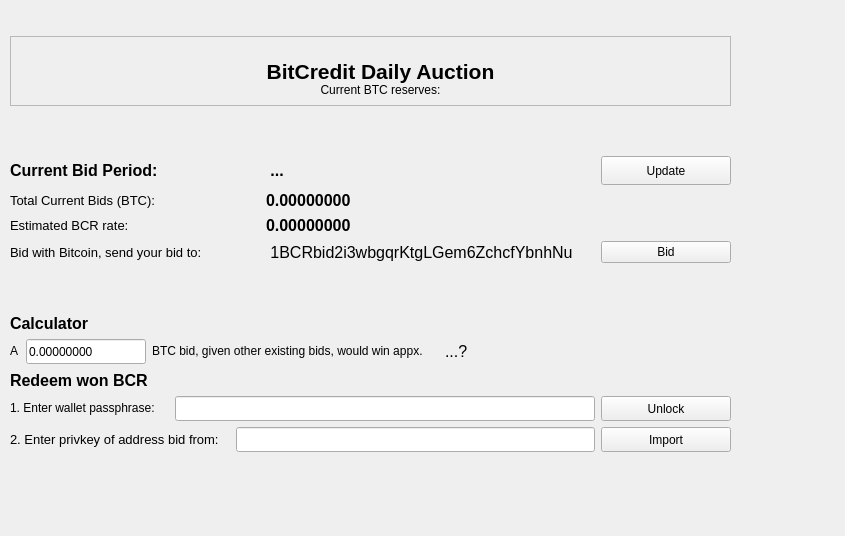
Before: the Qt Designer form src/qt/forms/bidpage.ui in tlc2/bitcredit-2.0, drawn with Qt 5.
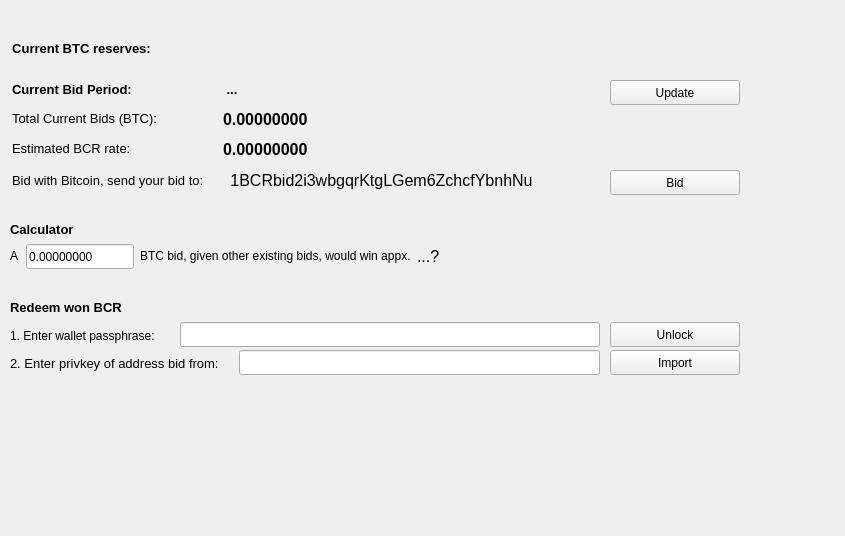
After: the same form once the commit is applied.

Patch:
```diff
--- a/src/qt/forms/bidpage.ui
+++ b/src/qt/forms/bidpage.ui
@@ -13,80 +13,28 @@
   <property name="windowTitle">
    <string>Form</string>
   </property>
-  <widget class="QWidget" name="verticalLayoutWidget_2">
-   <property name="geometry">
-    <rect>
-     <x>10</x>
-     <y>-8</y>
-     <width>771</width>
-     <height>504</height>
-    </rect>
-   </property>
-   <layout class="QVBoxLayout" name="verticalLayout_2">
-    <property name="topMargin">
-     <number>0</number>
-    </property>
-    <property name="rightMargin">
-     <number>50</number>
-    </property>
-    <item>
-     <widget class="QFrame" name="frame">
-      <property name="minimumSize">
-       <size>
-        <width>0</width>
-        <height>70</height>
-       </size>
-      </property>
-      <property name="maximumSize">
-       <size>
-        <width>16777215</width>
-        <height>70</height>
-       </size>
-      </property>
-      <property name="frameShape">
-       <enum>QFrame::StyledPanel</enum>
-      </property>
-      <property name="frameShadow">
-       <enum>QFrame::Raised</enum>
-      </property>
-      <widget class="QLabel" name="label_heading">
-       <property name="geometry">
-        <rect>
-         <x>20</x>
-         <y>20</y>
-         <width>701</width>
-         <height>30</height>
-        </rect>
-       </property>
-       <property name="maximumSize">
-        <size>
-         <width>16777215</width>
-         <height>30</height>
-        </size>
-       </property>
-       <property name="font">
-        <font>
-         <pointsize>16</pointsize>
-         <weight>75</weight>
-         <bold>true</bold>
-        </font>
-       </property>
-       <property name="text">
-        <string>BitCredit Daily Auction</string>
-       </property>
-       <property name="alignment">
-        <set>Qt::AlignCenter</set>
-       </property>
-      </widget>
       <widget class="QLabel" name="label_BTCassets">
        <property name="geometry">
         <rect>
-         <x>250</x>
-         <y>45</y>
-         <width>241</width>
+     <x>6</x>
+     <y>40</y>
+     <width>151</width>
          <height>17</height>
         </rect>
        </property>
+   <property name="sizePolicy">
+    <sizepolicy hsizetype="Fixed" vsizetype="Fixed">
+     <horstretch>0</horstretch>
+     <verstretch>0</verstretch>
+    </sizepolicy>
+   </property>
+   <property name="font">
+    <font>
+     <pointsize>10</pointsize>
+     <weight>75</weight>
+     <bold>true</bold>
+    </font>
+   </property>
        <property name="text">
         <string>Current BTC reserves:</string>
        </property>
@@ -94,15 +42,70 @@
         <set>Qt::AlignCenter</set>
        </property>
       </widget>
-     </widget>
-    </item>
-    <item>
-     <layout class="QGridLayout" name="gridLayout">
-      <property name="bottomMargin">
-       <number>0</number>
-      </property>
-      <item row="2" column="0">
-       <widget class="QLabel" name="labelEstprice">
+  <widget class="QPushButton" name="pushButtonBTCExplorer">
+   <property name="geometry">
+    <rect>
+     <x>223</x>
+     <y>170</y>
+     <width>317</width>
+     <height>20</height>
+    </rect>
+   </property>
+   <property name="maximumSize">
+    <size>
+     <width>330</width>
+     <height>20</height>
+    </size>
+   </property>
+   <property name="font">
+    <font>
+     <pointsize>12</pointsize>
+     <weight>50</weight>
+     <bold>false</bold>
+    </font>
+   </property>
+   <property name="toolTip">
+    <string>View address on blockr.io</string>
+   </property>
+   <property name="styleSheet">
+    <string notr="true">border = 0px;</string>
+   </property>
+   <property name="text">
+    <string>1BCRbid2i3wbgqrKtgLGem6ZchcfYbnhNu</string>
+   </property>
+   <property name="flat">
+    <bool>true</bool>
+   </property>
+  </widget>
+  <widget class="QLabel" name="labelTotal_2">
+   <property name="geometry">
+    <rect>
+     <x>223</x>
+     <y>110</y>
+     <width>85</width>
+     <height>19</height>
+    </rect>
+   </property>
+   <property name="font">
+    <font>
+     <pointsize>12</pointsize>
+     <weight>75</weight>
+     <bold>true</bold>
+    </font>
+   </property>
+   <property name="text">
+    <string>0.00000000</string>
+   </property>
+  </widget>
+  <widget class="QLabel" name="labelCurrentbids">
+   <property name="geometry">
+    <rect>
+     <x>12</x>
+     <y>110</y>
+     <width>156</width>
+     <height>17</height>
+    </rect>
+   </property>
         <property name="maximumSize">
          <size>
           <width>16777215</width>
@@ -117,40 +120,18 @@
          </font>
         </property>
         <property name="text">
-         <string>Estimated BCR rate:</string>
-        </property>
-       </widget>
-      </item>
-      <item row="0" column="3">
-       <widget class="QPushButton" name="pushButtonRefresh">
-        <property name="sizePolicy">
-         <sizepolicy hsizetype="Minimum" vsizetype="Fixed">
-          <horstretch>0</horstretch>
-          <verstretch>0</verstretch>
-         </sizepolicy>
-        </property>
-        <property name="minimumSize">
-         <size>
-          <width>2</width>
-          <height>29</height>
-         </size>
-        </property>
-        <property name="maximumSize">
-         <size>
-          <width>130</width>
-          <height>16777215</height>
-         </size>
-        </property>
-        <property name="toolTip">
-         <string>Load current bids in bidtracker directory</string>
-        </property>
-        <property name="text">
-         <string>Update</string>
-        </property>
-       </widget>
-      </item>
-      <item row="0" column="1">
+    <string>Total Current Bids (BTC):   </string>
+   </property>
+  </widget>
        <widget class="QLabel" name="labelNumber">
+   <property name="geometry">
+    <rect>
+     <x>223</x>
+     <y>80</y>
+     <width>18</width>
+     <height>19</height>
+    </rect>
+   </property>
         <property name="maximumSize">
          <size>
           <width>16777215</width>
@@ -166,7 +147,7 @@
         </property>
         <property name="font">
          <font>
-          <pointsize>12</pointsize>
+     <pointsize>10</pointsize>
           <weight>75</weight>
           <bold>true</bold>
          </font>
@@ -178,63 +159,45 @@
          <string> ...</string>
         </property>
        </widget>
-      </item>
-      <item row="0" column="0">
-       <widget class="QLabel" name="labelNext">
-        <property name="maximumSize">
+  <widget class="QLabel" name="label">
+   <property name="geometry">
+    <rect>
+     <x>12</x>
+     <y>170</y>
+     <width>205</width>
+     <height>20</height>
+    </rect>
+   </property>
+   <property name="minimumSize">
          <size>
-          <width>16777215</width>
-          <height>30</height>
-         </size>
-        </property>
-        <property name="font">
-         <font>
-          <pointsize>12</pointsize>
-          <weight>75</weight>
-          <bold>true</bold>
-         </font>
-        </property>
-        <property name="text">
-         <string>Current Bid Period:</string>
-        </property>
-       </widget>
-      </item>
-      <item row="1" column="0">
-       <widget class="QLabel" name="labelCurrentbids">
+     <width>0</width>
+     <height>20</height>
+    </size>
+   </property>
         <property name="maximumSize">
          <size>
-          <width>16777215</width>
+     <width>250</width>
           <height>20</height>
          </size>
         </property>
         <property name="font">
          <font>
           <pointsize>10</pointsize>
-          <weight>50</weight>
-          <bold>false</bold>
          </font>
         </property>
         <property name="text">
-         <string>Total Current Bids (BTC):   </string>
-        </property>
-       </widget>
-      </item>
-      <item row="2" column="1">
+    <string>Bid with Bitcoin, send your bid to: </string>
+   </property>
+  </widget>
        <widget class="QLabel" name="labelEstprice_2">
-        <property name="font">
-         <font>
-          <pointsize>12</pointsize>
-          <weight>75</weight>
-          <bold>true</bold>
-         </font>
-        </property>
-        <property name="text">
-         <string>0.00000000</string>
-        </property>
-       </widget>
-      </item>
-      <item row="1" column="1">
-       <widget class="QLabel" name="labelTotal_2">
+   <property name="geometry">
+    <rect>
+     <x>223</x>
+     <y>140</y>
+     <width>85</width>
+     <height>19</height>
+    </rect>
+   </property>
         <property name="font">
          <font>
           <pointsize>12</pointsize>
@@ -246,38 +209,15 @@
          <string>0.00000000</string>
         </property>
        </widget>
-      </item>
-      <item row="3" column="1" alignment="Qt::AlignLeft">
-       <widget class="QPushButton" name="pushButtonBTCExplorer">
-        <property name="maximumSize">
-         <size>
-          <width>330</width>
-          <height>20</height>
-         </size>
-        </property>
-        <property name="font">
-         <font>
-          <pointsize>12</pointsize>
-          <weight>50</weight>
-          <bold>false</bold>
-         </font>
-        </property>
-        <property name="toolTip">
-         <string>View address on blockr.io</string>
-        </property>
-        <property name="styleSheet">
-         <string notr="true">border = 0px;</string>
-        </property>
-        <property name="text">
-         <string>1BCRbid2i3wbgqrKtgLGem6ZchcfYbnhNu</string>
-        </property>
-        <property name="flat">
-         <bool>true</bool>
-        </property>
-       </widget>
-      </item>
-      <item row="3" column="3">
        <widget class="QPushButton" name="pushButtonBTC">
+   <property name="geometry">
+    <rect>
+     <x>610</x>
+     <y>170</y>
+     <width>130</width>
+     <height>25</height>
+    </rect>
+   </property>
         <property name="maximumSize">
          <size>
           <width>130</width>
@@ -297,37 +237,101 @@
          <string>Bid</string>
         </property>
        </widget>
-      </item>
-      <item row="3" column="0">
-       <widget class="QLabel" name="label">
+  <widget class="QLabel" name="labelNext">
+   <property name="geometry">
+    <rect>
+     <x>12</x>
+     <y>80</y>
+     <width>148</width>
+     <height>19</height>
+    </rect>
+   </property>
+   <property name="maximumSize">
+    <size>
+     <width>16777215</width>
+     <height>30</height>
+    </size>
+   </property>
+   <property name="font">
+    <font>
+     <pointsize>10</pointsize>
+     <weight>75</weight>
+     <bold>true</bold>
+    </font>
+   </property>
+   <property name="text">
+    <string>Current Bid Period:</string>
+   </property>
+  </widget>
+  <widget class="QPushButton" name="pushButtonRefresh">
+   <property name="geometry">
+    <rect>
+     <x>610</x>
+     <y>80</y>
+     <width>130</width>
+     <height>25</height>
+    </rect>
+   </property>
+   <property name="sizePolicy">
+    <sizepolicy hsizetype="Minimum" vsizetype="Fixed">
+     <horstretch>0</horstretch>
+     <verstretch>0</verstretch>
+    </sizepolicy>
+   </property>
         <property name="minimumSize">
          <size>
-          <width>0</width>
-          <height>20</height>
+     <width>2</width>
+     <height>25</height>
          </size>
         </property>
         <property name="maximumSize">
          <size>
-          <width>250</width>
+     <width>130</width>
+     <height>16777215</height>
+    </size>
+   </property>
+   <property name="toolTip">
+    <string>Load current bids in bidtracker directory</string>
+   </property>
+   <property name="text">
+    <string>Update</string>
+   </property>
+  </widget>
+  <widget class="QLabel" name="labelEstprice">
+   <property name="geometry">
+    <rect>
+     <x>12</x>
+     <y>140</y>
+     <width>119</width>
+     <height>17</height>
+    </rect>
+   </property>
+   <property name="maximumSize">
+    <size>
+     <width>16777215</width>
           <height>20</height>
          </size>
         </property>
         <property name="font">
          <font>
           <pointsize>10</pointsize>
+     <weight>50</weight>
+     <bold>false</bold>
          </font>
         </property>
         <property name="text">
-         <string>Bid with Bitcoin, send your bid to: </string>
-        </property>
-       </widget>
-      </item>
-     </layout>
-    </item>
-    <item>
-     <layout class="QVBoxLayout" name="verticalLayout" stretch="0,0,0,0,0">
-      <item>
+    <string>Estimated BCR rate:</string>
+   </property>
+  </widget>
        <widget class="QLabel" name="labelCalc">
+   <property name="geometry">
+    <rect>
+     <x>10</x>
+     <y>220</y>
+     <width>81</width>
+     <height>19</height>
+    </rect>
+   </property>
         <property name="maximumSize">
          <size>
           <width>16777215</width>
@@ -336,7 +340,7 @@
         </property>
         <property name="font">
          <font>
-          <pointsize>12</pointsize>
+     <pointsize>10</pointsize>
           <weight>75</weight>
           <bold>true</bold>
          </font>
@@ -345,8 +349,15 @@
          <string>Calculator</string>
         </property>
        </widget>
-      </item>
-      <item>
+  <widget class="QWidget" name="">
+   <property name="geometry">
+    <rect>
+     <x>10</x>
+     <y>243</y>
+     <width>474</width>
+     <height>27</height>
+    </rect>
+   </property>
        <layout class="QHBoxLayout" name="horizontalLayout_2">
         <item>
          <widget class="QLabel" name="label_7">
@@ -415,9 +426,16 @@
          </widget>
         </item>
        </layout>
-      </item>
-      <item>
+  </widget>
        <widget class="QLabel" name="labelRedeem">
+   <property name="geometry">
+    <rect>
+     <x>10</x>
+     <y>298</y>
+     <width>137</width>
+     <height>19</height>
+    </rect>
+   </property>
         <property name="maximumSize">
          <size>
           <width>16777215</width>
@@ -426,7 +444,7 @@
         </property>
         <property name="font">
          <font>
-          <pointsize>12</pointsize>
+     <pointsize>10</pointsize>
           <weight>75</weight>
           <bold>true</bold>
          </font>
@@ -435,74 +453,15 @@
          <string>Redeem won BCR</string>
         </property>
        </widget>
-      </item>
-      <item>
-       <layout class="QHBoxLayout" name="horizontalLayout">
-        <item>
-         <widget class="QLabel" name="label_2">
-          <property name="maximumSize">
-           <size>
-            <width>200</width>
-            <height>20</height>
-           </size>
-          </property>
-          <property name="text">
-           <string>1. Enter wallet passphrase:</string>
-          </property>
-         </widget>
-        </item>
-        <item>
-         <widget class="QLineEdit" name="lineEditPassphrase">
-          <property name="maximumSize">
-           <size>
-            <width>420</width>
-            <height>25</height>
-           </size>
-          </property>
-          <property name="echoMode">
-           <enum>QLineEdit::Password</enum>
-          </property>
-         </widget>
-        </item>
-        <item>
-         <widget class="QPushButton" name="pushButtonUnlock">
-          <property name="maximumSize">
-           <size>
-            <width>130</width>
-            <height>25</height>
-           </size>
-          </property>
-          <property name="text">
-           <string>Unlock</string>
-          </property>
-         </widget>
-        </item>
-       </layout>
-      </item>
-      <item>
-       <layout class="QHBoxLayout" name="horizontalLayout_3">
-        <item>
-         <widget class="QLabel" name="labelRedeem_2">
-          <property name="maximumSize">
-           <size>
-            <width>220</width>
-            <height>25</height>
-           </size>
-          </property>
-          <property name="font">
-           <font>
-            <pointsize>10</pointsize>
-            <weight>50</weight>
-            <bold>false</bold>
-           </font>
-          </property>
-          <property name="text">
-           <string>2. Enter privkey of address bid from:</string>
-          </property>
-         </widget>
-        </item>
-        <item>
          <widget class="QLineEdit" name="lineEditPrivkey">
+   <property name="geometry">
+    <rect>
+     <x>239</x>
+     <y>350</y>
+     <width>361</width>
+     <height>25</height>
+    </rect>
+   </property>
           <property name="sizePolicy">
            <sizepolicy hsizetype="Preferred" vsizetype="Fixed">
             <horstretch>0</horstretch>
@@ -528,9 +487,15 @@
            <string/>
           </property>
          </widget>
-        </item>
-        <item>
          <widget class="QPushButton" name="pushButtonImport">
+   <property name="geometry">
+    <rect>
+     <x>610</x>
+     <y>350</y>
+     <width>130</width>
+     <height>25</height>
+    </rect>
+   </property>
           <property name="minimumSize">
            <size>
             <width>130</width>
@@ -556,12 +521,100 @@
            <string>Import</string>
           </property>
          </widget>
-        </item>
-       </layout>
-      </item>
-     </layout>
-    </item>
-   </layout>
+  <widget class="QLabel" name="labelRedeem_2">
+   <property name="geometry">
+    <rect>
+     <x>10</x>
+     <y>355</y>
+     <width>218</width>
+     <height>17</height>
+    </rect>
+   </property>
+   <property name="maximumSize">
+    <size>
+     <width>220</width>
+     <height>25</height>
+    </size>
+   </property>
+   <property name="font">
+    <font>
+     <pointsize>10</pointsize>
+     <weight>50</weight>
+     <bold>false</bold>
+    </font>
+   </property>
+   <property name="text">
+    <string>2. Enter privkey of address bid from:</string>
+   </property>
+  </widget>
+  <widget class="QLineEdit" name="lineEditPassphrase">
+   <property name="geometry">
+    <rect>
+     <x>180</x>
+     <y>322</y>
+     <width>420</width>
+     <height>25</height>
+    </rect>
+   </property>
+   <property name="minimumSize">
+    <size>
+     <width>400</width>
+     <height>0</height>
+    </size>
+   </property>
+   <property name="maximumSize">
+    <size>
+     <width>420</width>
+     <height>25</height>
+    </size>
+   </property>
+   <property name="echoMode">
+    <enum>QLineEdit::Password</enum>
+   </property>
+  </widget>
+  <widget class="QLabel" name="label_2">
+   <property name="geometry">
+    <rect>
+     <x>10</x>
+     <y>327</y>
+     <width>161</width>
+     <height>17</height>
+    </rect>
+   </property>
+   <property name="maximumSize">
+    <size>
+     <width>200</width>
+     <height>20</height>
+    </size>
+   </property>
+   <property name="text">
+    <string>1. Enter wallet passphrase:</string>
+   </property>
+  </widget>
+  <widget class="QPushButton" name="pushButtonUnlock">
+   <property name="geometry">
+    <rect>
+     <x>610</x>
+     <y>322</y>
+     <width>130</width>
+     <height>25</height>
+    </rect>
+   </property>
+   <property name="minimumSize">
+    <size>
+     <width>130</width>
+     <height>0</height>
+    </size>
+   </property>
+   <property name="maximumSize">
+    <size>
+     <width>130</width>
+     <height>25</height>
+    </size>
+   </property>
+   <property name="text">
+    <string>Unlock</string>
+   </property>
   </widget>
  </widget>
  <resources/>
```
Lines whose indentation alone changed are shown as unchanged.
